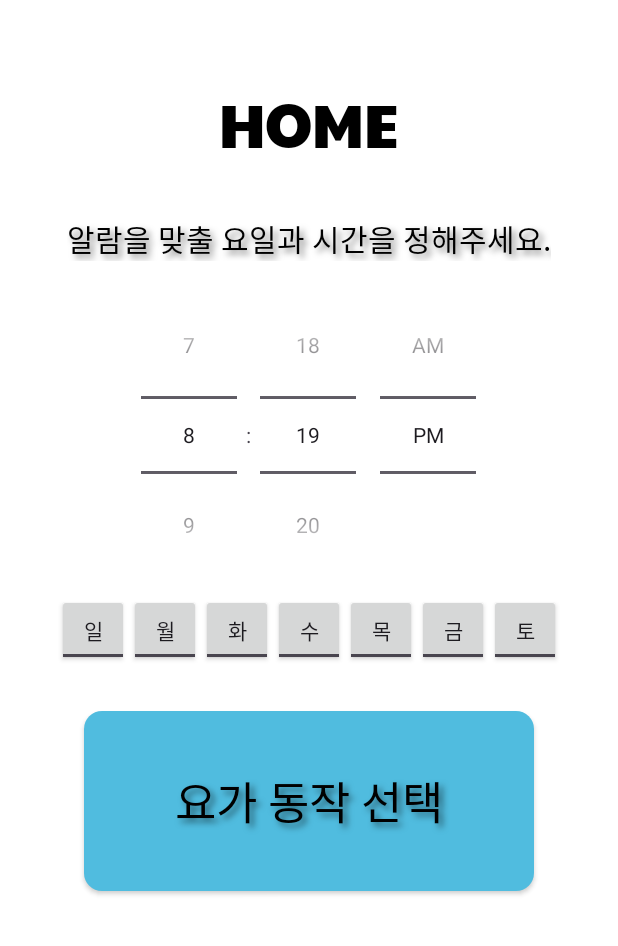
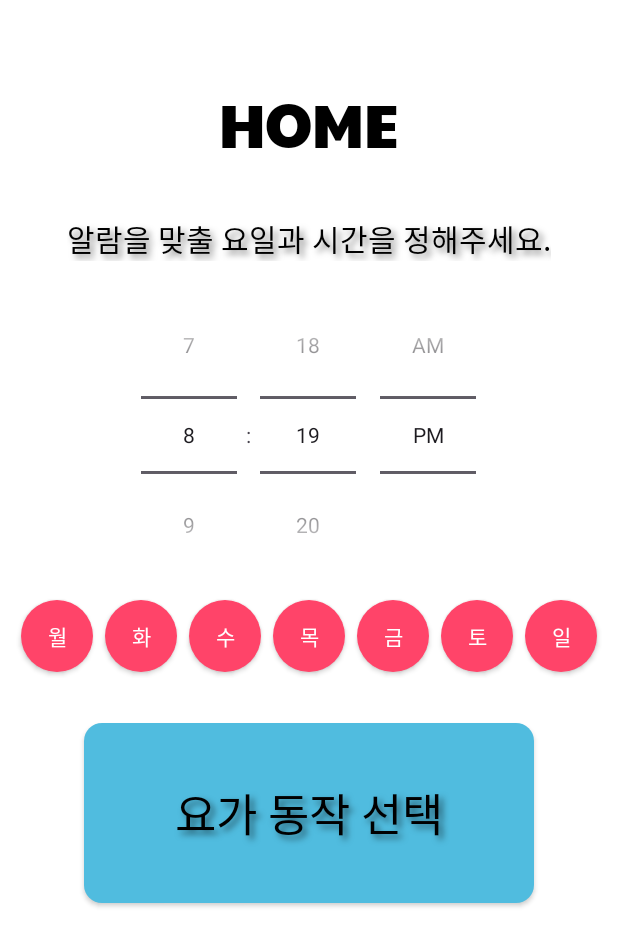
Before and after one commit to JoSeongBum-Co/Yoram, an Android app: the fragment HomeFragment shown on its own in the app's theme, on a phone screen of 412 x 824 dp. Shown: the top 946 px of the screen. Run offline under Robolectric (Android 15) with nearby library versions, the phone set to English and light mode, and no system bars; 1 statement that could not run was skipped.

Commit message:
button onclicking~

```diff
--- a/app/build.gradle.kts
+++ b/app/build.gradle.kts
@@ -32,6 +32,7 @@ android {
 }
 
 dependencies {
+    implementation("com.google.code.gson:gson:2.8.6")
     implementation("androidx.appcompat:appcompat:1.6.1")
     implementation("com.google.android.material:material:1.10.0")
     implementation("androidx.constraintlayout:constraintlayout:2.1.4")
--- a/app/src/main/java/com/example/yoram/HomeFragment.java
+++ b/app/src/main/java/com/example/yoram/HomeFragment.java
@@ -1,71 +1,97 @@
 package com.example.yoram;
 
+import androidx.fragment.app.Fragment;
+import android.content.Context;
+import android.content.SharedPreferences;
+import android.graphics.Color;
+import android.graphics.drawable.ColorDrawable;
 import android.os.Bundle;
-
-import androidx.annotation.NonNull;
-import androidx.annotation.Nullable;
-import androidx.fragment.app.Fragment;
-
 import android.view.LayoutInflater;
 import android.view.View;
 import android.view.ViewGroup;
+import android.widget.Button;
+import android.widget.TimePicker;
+import com.google.gson.Gson;
+import com.google.gson.reflect.TypeToken;
+import java.lang.reflect.Type;
+import java.util.Calendar;
+import java.util.HashMap;
+import java.util.Map;
 
-/**
- * A simple {@link Fragment} subclass.
- * Use the {@link HomeFragment#newInstance} factory method to
- * create an instance of this fragment.
- */
 public class HomeFragment extends Fragment {
+    TimePicker timePicker;
+    Button buttonSetyoga;
+    Map<Button, Boolean> dayButtonStates = new HashMap<>();
+    Map<String, Calendar> dayTimeMap = new HashMap<>();
+    String offColor = "#FF4469";
+    String onColor = "#A2D5F2";
+    String[] days = {"Mon", "Tue", "Wed", "Thu", "Fri", "Sat", "Sun"};
 
-    // TODO: Rename parameter arguments, choose names that match
-    // the fragment initialization parameters, e.g. ARG_ITEM_NUMBER
-    private static final String ARG_PARAM1 = "param1";
-    private static final String ARG_PARAM2 = "param2";
+    @Override
+    public View onCreateView(LayoutInflater inflater, ViewGroup container, Bundle savedInstanceState) {
+        View view = inflater.inflate(R.layout.activity_yoram_home, container, false);
 
-    // TODO: Rename and change types of parameters
-    private String mParam1;
-    private String mParam2;
+        buttonSetyoga = view.findViewById(R.id.buttonSetyoga);
+        timePicker = view.findViewById(R.id.timePicker);
 
-    public HomeFragment() {
-        // Required empty public constructor
+        buttonSetyoga.setOnClickListener(new View.OnClickListener() {
+            @Override
+            public void onClick(View v) {
+                // 버튼 클릭 로직
+            }
+        });
+
+        int[] buttonIds = {R.id.Mon, R.id.Tue, R.id.Wed, R.id.Thu, R.id.Fri, R.id.Sat, R.id.Sun};
+        for (int id : buttonIds) {
+            Button dayButton = view.findViewById(id);
+            dayButton.setOnClickListener(dayButtonClickListener);
+            dayButtonStates.put(dayButton, false);
+        }
+
+        loadTimeData(); // 저장된 시간 데이터를 불러옵니다.
+
+        return view;
     }
 
-    /**
-     * Use this factory method to create a new instance of
-     * this fragment using the provided parameters.
-     *
-     * @param param1 Parameter 1.
-     * @param param2 Parameter 2.
-     * @return A new instance of fragment HomeFragment.
-     */
-    // TODO: Rename and change types and number of parameters
-    public static HomeFragment newInstance(String param1, String param2) {
-        HomeFragment fragment = new HomeFragment();
-        Bundle args = new Bundle();
-        args.putString(ARG_PARAM1, param1);
-        args.putString(ARG_PARAM2, param2);
-        fragment.setArguments(args);
-        return fragment;
+    private View.OnClickListener dayButtonClickListener = new View.OnClickListener() {
+        @Override
+        public void onClick(View v) {
+            Button dayButton = (Button) v;
+            String day = dayButton.getText().toString();
+            boolean isOn = !dayButtonStates.get(dayButton);
+            dayButtonStates.put(dayButton, isOn);
+
+            dayButton.setBackground(new ColorDrawable(isOn ? Color.parseColor(onColor) : Color.parseColor(offColor)));
+            timePicker.setEnabled(isOn);
+
+            // 나머지 로직...
+        }
+    };
+
+    @Override
+    public void onPause() {
+        super.onPause();
+        saveTimeData(); // 시간 데이터를 저장합니다.
     }
 
-    @Override
-    public void onCreate(Bundle savedInstanceState) {
-        super.onCreate(savedInstanceState);
-        if (getArguments() != null) {
-            mParam1 = getArguments().getString(ARG_PARAM1);
-            mParam2 = getArguments().getString(ARG_PARAM2);
+    private void saveTimeData() {
+        SharedPreferences prefs = getActivity().getSharedPreferences("YoramHomePrefs", Context.MODE_PRIVATE);
+        SharedPreferences.Editor editor = prefs.edit();
+        Gson gson = new Gson();
+        String dayTimeMapJson = gson.toJson(dayTimeMap);
+        editor.putString("dayTimeMap", dayTimeMapJson);
+        editor.apply();
+    }
+
+    private void loadTimeData() {
+        SharedPreferences prefs = getActivity().getSharedPreferences("YoramHomePrefs", Context.MODE_PRIVATE);
+        String dayTimeMapJson = prefs.getString("dayTimeMap", null);
+        if (dayTimeMapJson != null) {
+            Gson gson = new Gson();
+            Type type = new TypeToken<HashMap<String, Calendar>>(){}.getType();
+            dayTimeMap = gson.fromJson(dayTimeMapJson, type);
+        } else {
+            dayTimeMap = new HashMap<>();
         }
     }
-
-    @Override
-    public View onCreateView(LayoutInflater inflater, ViewGroup container,
-                             Bundle savedInstanceState) {
-        // Inflate the layout for this fragment
-        return inflater.inflate(R.layout.activity_yoram_home, container, false);
-    }
-
-    @Override
-    public void onViewCreated(@NonNull View view, @Nullable Bundle savedInstanceState) {
-        super.onViewCreated(view, savedInstanceState);
-    }
 }
--- a/app/src/main/res/drawable/day_button.xml
+++ b/app/src/main/res/drawable/day_button.xml
@@ -1,7 +1,7 @@
 <?xml version="1.0" encoding="utf-8"?>
     <shape xmlns:android="http://schemas.android.com/apk/res/android"
         android:shape="rectangle">
-        <solid android:color="#50bcdf"/>
+        <solid android:color="@color/crimson"/>
         <corners
             android:bottomLeftRadius="30dp"
             android:bottomRightRadius="30dp"
--- a/app/src/main/res/layout/activity_yoga_choice_onboad.xml
+++ b/app/src/main/res/layout/activity_yoga_choice_onboad.xml
@@ -52,7 +52,7 @@
         android:layout_marginTop="70dp"
         android:background="@drawable/rounded_button"
         android:text="@string/choice_button_string1"
-        android:textAppearance="@style/explain_text"
+        android:fontFamily="@font/jejumyeongjo"
         android:textColor="@color/white"
         android:textSize="15sp" />
 
@@ -64,6 +64,7 @@
         android:layout_marginTop="10dp"
         android:background="@drawable/rounded_button"
         android:text="@string/choice_button_string2"
+        android:fontFamily="@font/jejumyeongjo"
         android:textColor="@color/white" />
 
     <android.widget.Button
@@ -74,6 +75,7 @@
         android:layout_marginTop="10dp"
         android:background="@drawable/rounded_button"
         android:text="@string/choice_button_string3"
+        android:fontFamily="@font/jejumyeongjo"
         android:textColor="@color/white" />
 
     <android.widget.Button
@@ -84,6 +86,7 @@
         android:layout_marginTop="10dp"
         android:background="@drawable/rounded_button"
         android:text="@string/choice_button_string4"
+        android:fontFamily="@font/jejumyeongjo"
         android:textColor="@color/white" />
 
     <ImageView
--- a/app/src/main/res/layout/activity_yoram_home.xml
+++ b/app/src/main/res/layout/activity_yoram_home.xml
@@ -1,8 +1,8 @@
 <?xml version="1.0" encoding="utf-8"?>
 <FrameLayout xmlns:android="http://schemas.android.com/apk/res/android"
-    android:id="@+id/yoramHome"
     xmlns:app="http://schemas.android.com/apk/res-auto"
     xmlns:tools="http://schemas.android.com/tools"
+    android:id="@+id/yoramHome"
     android:layout_width="match_parent"
     android:layout_height="match_parent">
 
@@ -46,67 +46,75 @@
             android:gravity="center"
             android:orientation="horizontal">
 
-            <ToggleButton
-                android:id="@+id/toggleButtonSun"
+
+            <android.widget.Button
+                android:id="@+id/Mon"
                 android:layout_width="48dp"
                 android:layout_height="48dp"
-                android:checked="false"
-                android:textOff="일"
-                android:textOn="일" />
+                android:layout_margin="4dp"
+                android:background="@drawable/day_button"
+                android:textColor="@color/white"
+                android:text="월" />
 
-            <ToggleButton
-                android:id="@+id/toggleButtonMon"
+            <android.widget.Button
+                android:id="@+id/Tue"
+                android:layout_margin="4dp"
                 android:layout_width="48dp"
                 android:layout_height="48dp"
-                android:checked="false"
-                android:textOff="월"
-                android:textOn="월" />
+                android:background="@drawable/day_button"
+                android:textColor="@color/white"
+                android:text="화" />
 
-            <ToggleButton
-                android:id="@+id/toggleButtonTue"
+            <android.widget.Button
+                android:id="@+id/Wed"
+                android:layout_margin="4dp"
                 android:layout_width="48dp"
                 android:layout_height="48dp"
-                android:checked="false"
-                android:textOff="화"
-                android:textOn="화" />
+                android:background="@drawable/day_button"
+                android:textColor="@color/white"
+                android:text="수" />
 
-            <ToggleButton
-                android:id="@+id/toggleButtonWed"
+            <android.widget.Button
+                android:layout_margin="4dp"
+                android:id="@+id/Thu"
                 android:layout_width="48dp"
                 android:layout_height="48dp"
-                android:checked="false"
-                android:textOff="수"
-                android:textOn="수" />
+                android:background="@drawable/day_button"
+                android:textColor="@color/white"
+                android:text="목" />
 
-            <ToggleButton
-                android:id="@+id/toggleButtonThu"
+            <android.widget.Button
+                android:id="@+id/Fri"
+                android:layout_margin="4dp"
                 android:layout_width="48dp"
                 android:layout_height="48dp"
-                android:checked="false"
-                android:textOff="목"
-                android:textOn="목" />
+                android:textColor="@color/white"
+                android:background="@drawable/day_button"
+                android:text="금" />
 
-            <ToggleButton
-                android:id="@+id/toggleButtonFri"
+            <android.widget.Button
+                android:id="@+id/Sat"
+                android:layout_margin="4dp"
                 android:layout_width="48dp"
                 android:layout_height="48dp"
-                android:checked="false"
-                android:textOff="금"
-                android:textOn="금" />
+                android:background="@drawable/day_button"
+                android:textColor="@color/white"
+                android:text="토" />
 
-            <ToggleButton
-                android:id="@+id/toggleButtonSat"
+            <android.widget.Button
+                android:id="@+id/Sun"
+                android:layout_margin="4dp"
                 android:layout_width="48dp"
                 android:layout_height="48dp"
-                android:checked="false"
-                android:textOff="토"
-                android:textOn="토" />
+                android:background="@drawable/day_button"
+                android:textColor="@color/white"
+                android:text="일" />
 
         </LinearLayout>
 
-        <!-- Button to set the alarm -->
         <android.widget.Button
-            android:id="@+id/buttonSetAlarm"
+            android:id="@+id/buttonSetyoga"
+
             android:layout_width="300dp"
             android:layout_height="120dp"
             android:layout_gravity="center_horizontal"
@@ -117,7 +125,6 @@
             android:textSize="30dp" />
 
 
-
     </LinearLayout>
 
 </FrameLayout>
--- a/app/src/main/res/values/colors.xml
+++ b/app/src/main/res/values/colors.xml
@@ -7,4 +7,7 @@
     <color name="warebeige">#F3EAC2</color>
     <color name="darkgray">#37474F</color>
     <color name="light_orange">#FFC482</color>
+    <color name="crimson">#FF4469</color>
+
+
 </resources>
```
Also changed, not shown: app/src/main/java/com/example/yoram/YoramHome.java (+73 -17 lines), app/src/main/res/layout/activity_yoga_set_onboad.xml (+8 -8 lines).
